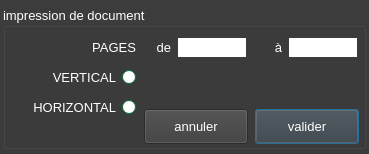
Before: the Qt Designer form ui/yeroth-erp-imprimer-dialog.ui in xnoumbissinoundou/yeroth-erp-3.0, drawn with Qt 5.
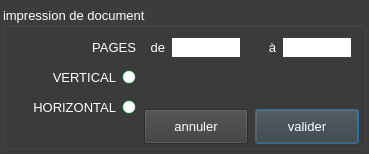
After: the same form once the commit is applied. Custom widgets are drawn as their Qt base class.

Patch:
```diff
--- a/ui/yeroth-erp-imprimer-dialog.ui
+++ b/ui/yeroth-erp-imprimer-dialog.ui
@@ -1759,7 +1759,7 @@
    <widget class="YerothLineEdit" name="lineEdit_quantite_par_lot">
     <property name="geometry">
      <rect>
-      <x>174</x>
+      <x>168</x>
       <y>30</y>
       <width>70</width>
       <height>21</height>
@@ -1863,7 +1863,7 @@
    <widget class="YerothLineEdit" name="lineEdit_quantite_par_lot_2">
     <property name="geometry">
      <rect>
-      <x>285</x>
+      <x>279</x>
       <y>30</y>
       <width>70</width>
       <height>21</height>
@@ -1969,7 +1969,7 @@
      <rect>
       <x>138</x>
       <y>30</y>
-      <width>30</width>
+      <width>24</width>
       <height>21</height>
      </rect>
     </property>
@@ -1985,7 +1985,7 @@
      <rect>
       <x>249</x>
       <y>30</y>
-      <width>30</width>
+      <width>24</width>
       <height>21</height>
      </rect>
     </property>
```
